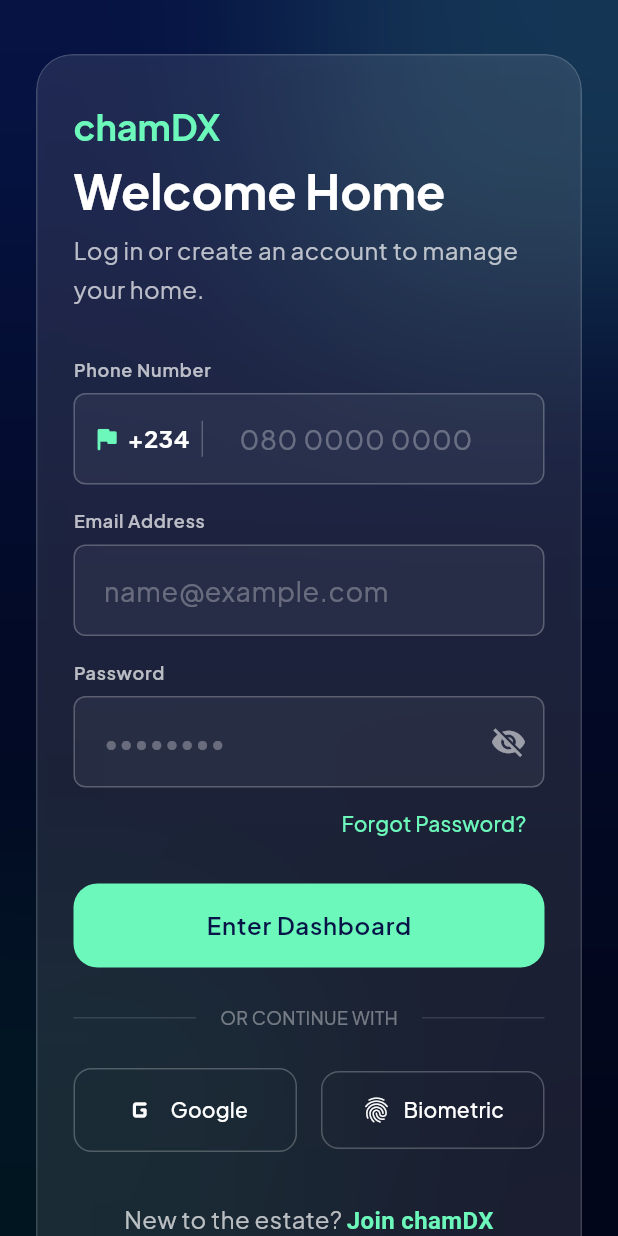
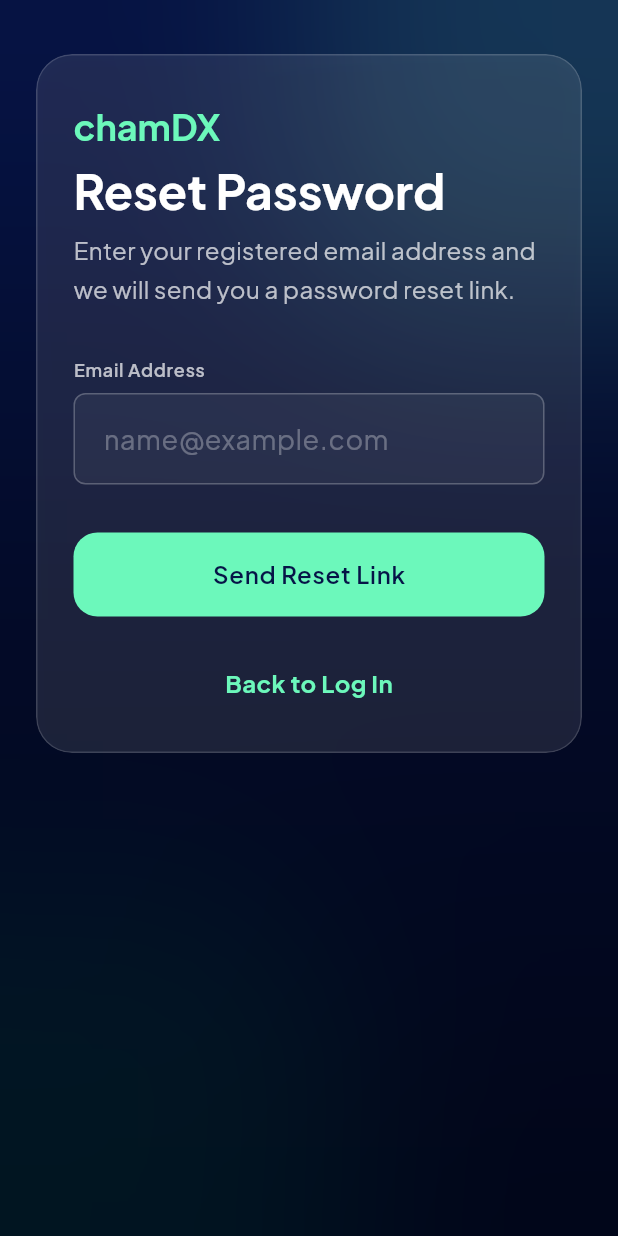
Before and after one commit to danielcyudoncy/chamDX, a Flutter app: the LoginScreen screen opened by its route, after a tap on "Forgot Password?", on a phone screen of 412 x 824 dp. Run offline on Flutter 3.47's test engine with Material 3 defaults, Android fonts, the light colour scheme and no system bars; our stand-ins replace cloud_firestore, firebase_auth, firebase_core, flutter_screenutil, get, google_fonts; accounts and stored records are empty; generated files the repository leaves out were written again.

Commit message:
forget screen created

```diff
--- a/lib/controllers/auth_controller.dart
+++ b/lib/controllers/auth_controller.dart
@@ -123,4 +123,29 @@
     await _auth.signOut();
     Get.offAllNamed(AppRoutes.login);
   }
+
+  Future<void> sendPasswordResetEmail(String email) async {
+    try {
+      isLoading.value = true;
+      await _auth.sendPasswordResetEmail(email: email);
+      Get.back(); // Navigate back to Login Screen
+      Get.snackbar(
+        'Success',
+        'Password reset email sent. Please check your inbox.',
+        snackPosition: SnackPosition.BOTTOM,
+        backgroundColor: const Color(0xFF6CF8BB),
+        colorText: const Color(0xFF061447),
+      );
+    } on FirebaseAuthException catch (e) {
+      Get.snackbar(
+        'Error',
+        e.message ?? 'Failed to send password reset email',
+        snackPosition: SnackPosition.BOTTOM,
+        backgroundColor: Colors.red.withValues(alpha: 0.8),
+        colorText: Colors.white,
+      );
+    } finally {
+      isLoading.value = false;
+    }
+  }
 }
--- a/lib/routes/app_pages.dart
+++ b/lib/routes/app_pages.dart
@@ -21,6 +21,7 @@
 import '../views/security_scanner_screen.dart';
 import '../views/admin_desktop_dashboard.dart';
 import '../views/admin_analytics_screen.dart';
+import '../views/forgot_password_screen.dart';
 
 class PlaceholderView extends StatelessWidget {
   final String title;
@@ -55,5 +56,6 @@
     GetPage(name: AppRoutes.securityScanner, page: () => const SecurityScannerScreen()),
     GetPage(name: AppRoutes.adminDashboard, page: () => const AdminDesktopDashboard()),
     GetPage(name: AppRoutes.adminAnalytics, page: () => const AdminAnalyticsScreen()),
+    GetPage(name: AppRoutes.forgotPassword, page: () => const ForgotPasswordScreen()),
   ];
 }
--- a/lib/routes/app_routes.dart
+++ b/lib/routes/app_routes.dart
@@ -17,4 +17,5 @@
   static const securityScanner = '/security-scanner';
   static const adminDashboard = '/admin-dashboard';
   static const adminAnalytics = '/admin-analytics';
+  static const String forgotPassword = '/forgot-password';
 }
--- /dev/null
+++ b/lib/views/forgot_password_screen.dart
@@ -0,0 +1,245 @@
+import 'dart:ui';
+import 'package:flutter/material.dart';
+import 'package:flutter/services.dart';
+import 'package:get/get.dart';
+import '../controllers/auth_controller.dart';
+import '../theme/app_theme.dart';
+import '../widgets/premium_button.dart';
+import '../widgets/custom_input.dart';
+import '../widgets/glass_card.dart';
+
+class ForgotPasswordScreen extends StatelessWidget {
+  const ForgotPasswordScreen({super.key});
+
+  @override
+  Widget build(BuildContext context) {
+    final authController = Get.find<AuthController>();
+    final emailController = TextEditingController();
+
+    return Scaffold(
+      backgroundColor: const Color(0xFF061447),
+      body: AnnotatedRegion<SystemUiOverlayStyle>(
+        value: SystemUiOverlayStyle.light.copyWith(
+          statusBarColor: Colors.transparent,
+          statusBarIconBrightness: Brightness.light,
+          statusBarBrightness: Brightness.dark,
+        ),
+        child: Stack(
+          children: [
+            // Ambient Background (gradient + blobs)
+            Container(
+              decoration: const BoxDecoration(
+                gradient: LinearGradient(
+                  begin: Alignment.topCenter,
+                  end: Alignment.bottomCenter,
+                  colors: [
+                    Color(0xFF061447),
+                    Color(0xFF030A27),
+                    Color(0xFF010518),
+                  ],
+                ),
+              ),
+            ),
+            Positioned(
+              top: -40,
+              right: -40,
+              child: Container(
+                width: 260,
+                height: 260,
+                decoration: BoxDecoration(
+                  shape: BoxShape.circle,
+                  color: const Color(0xFF6CF8BB).withValues(alpha: 0.15),
+                ),
+              ),
+            ),
+            Positioned(
+              bottom: -60,
+              left: -60,
+              child: Container(
+                width: 300,
+                height: 300,
+                decoration: BoxDecoration(
+                  shape: BoxShape.circle,
+                  color: AppTheme.secondary.withValues(alpha: 0.15),
+                ),
+              ),
+            ),
+            Positioned.fill(
+              child: BackdropFilter(
+                filter: ImageFilter.blur(sigmaX: 70, sigmaY: 70),
+                child: Container(color: Colors.transparent),
+              ),
+            ),
+
+            // Main Content Layout
+            SafeArea(
+              child: LayoutBuilder(
+                builder: (context, constraints) {
+                  bool isDesktop = constraints.maxWidth > 800;
+
+                  Widget forgotPasswordForm() {
+                    return SingleChildScrollView(
+                      padding: const EdgeInsets.symmetric(
+                        horizontal: 24.0,
+                        vertical: 36.0,
+                      ),
+                      child: Center(
+                        child: ConstrainedBox(
+                          constraints: const BoxConstraints(maxWidth: 480),
+                          child: GlassCard(
+                            borderRadius: 24,
+                            padding: const EdgeInsets.symmetric(
+                              horizontal: 24.0,
+                              vertical: 32.0,
+                            ),
+                            opacity: 0.1,
+                            blur: 15,
+                            child: Column(
+                              mainAxisSize: MainAxisSize.min,
+                              crossAxisAlignment: CrossAxisAlignment.start,
+                              children: [
+                                // Title
+                                Text(
+                                  'chamDX',
+                                  style: Theme.of(context).textTheme.headlineMedium
+                                      ?.copyWith(
+                                        color: const Color(0xFF6CF8BB),
+                                        fontWeight: FontWeight.bold,
+                                      ),
+                                ),
+                                const SizedBox(height: 8),
+                                Text(
+                                  'Reset Password',
+                                  style: Theme.of(context).textTheme.headlineLarge
+                                      ?.copyWith(color: Colors.white),
+                                ),
+                                const SizedBox(height: 8),
+                                Text(
+                                  'Enter your registered email address and we will send you a password reset link.',
+                                  style: Theme.of(context).textTheme.bodyMedium
+                                      ?.copyWith(color: Colors.white70),
+                                ),
+                                const SizedBox(height: 32),
+
+                                // Email Input
+                                CustomInput(
+                                  label: 'Email Address',
+                                  hint: 'name@example.com',
+                                  isDark: true,
+                                  controller: emailController,
+                                ),
+                                const SizedBox(height: 32),
+
+                                // Action Button
+                                Obx(
+                                  () => PremiumButton(
+                                    text: 'Send Reset Link',
+                                    isNeon: true,
+                                    isLoading: authController.isLoading.value,
+                                    onPressed: () {
+                                      if (emailController.text.isNotEmpty && emailController.text.contains('@')) {
+                                        authController.sendPasswordResetEmail(emailController.text.trim());
+                                      } else {
+                                        Get.snackbar(
+                                          'Error',
+                                          'Please enter a valid email address',
+                                          backgroundColor: Colors.red.withValues(alpha: 0.8),
+                                          colorText: Colors.white,
+                                        );
+                                      }
+                                    },
+                                  ),
+                                ),
+                                const SizedBox(height: 32),
+
+                                // Toggle/Back to Log in
+                                Center(
+                                  child: GestureDetector(
+                                    onTap: () => Get.back(),
+                                    child: const Text(
+                                      'Back to Log In',
+                                      style: TextStyle(
+                                        color: Color(0xFF6CF8BB),
+                                        fontWeight: FontWeight.bold,
+                                      ),
+                                    ),
+                                  ),
+                                ),
+                              ],
+                            ),
+                          ),
+                        ),
+                      ),
+                    );
+                  }
+
+                  if (isDesktop) {
+                    return Row(
+                      children: [
+                        Expanded(
+                          child: Container(
+                            decoration: const BoxDecoration(
+                              gradient: LinearGradient(
+                                begin: Alignment.topLeft,
+                                end: Alignment.bottomRight,
+                                colors: [
+                                  Color(0xFF061447),
+                                  Color(0xFF006C49),
+                                ],
+                              ),
+                            ),
+                            child: Column(
+                              mainAxisAlignment: MainAxisAlignment.center,
+                              children: [
+                                const Icon(
+                                  Icons.lock_reset_rounded,
+                                  size: 100,
+                                  color: Color(0xFF6CF8BB),
+                                ),
+                                const SizedBox(height: 24),
+                                const Text(
+                                  'chamDX',
+                                  style: TextStyle(
+                                    color: Colors.white,
+                                    fontSize: 48,
+                                    fontWeight: FontWeight.bold,
+                                  ),
+                                ),
+                                const SizedBox(height: 16),
+                                Padding(
+                                  padding: const EdgeInsets.symmetric(horizontal: 48.0),
+                                  child: Text(
+                                    'Secure Password Recovery',
+                                    textAlign: TextAlign.center,
+                                    style: TextStyle(
+                                      color: Colors.white.withValues(alpha: 0.8),
+                                      fontSize: 24,
+                                      fontWeight: FontWeight.w300,
+                                    ),
+                                  ),
+                                ),
+                              ],
+                            ),
+                          ),
+                        ),
+                        Expanded(
+                          child: Container(
+                            height: double.infinity,
+                            alignment: Alignment.center,
+                            child: forgotPasswordForm(),
+                          ),
+                        ),
+                      ],
+                    );
+                  }
+
+                  return forgotPasswordForm();
+                },
+              ),
+            ),
+          ],
+        ),
+      ),
+    );
+  }
+}
--- a/lib/views/login_screen.dart
+++ b/lib/views/login_screen.dart
@@ -179,7 +179,7 @@
                                 Align(
                                   alignment: Alignment.centerRight,
                                   child: TextButton(
-                                    onPressed: () {},
+                                    onPressed: () => Get.toNamed(AppRoutes.forgotPassword),
                                     child: const Text(
                                       'Forgot Password?',
                                       style: TextStyle(color: Color(0xFF6CF8BB)),
```
